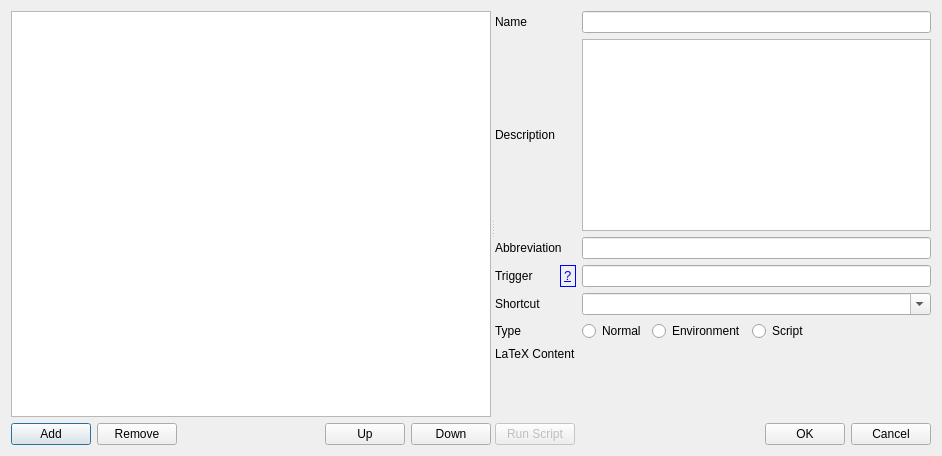
The window that src/usermenudialog.ui (texstudio-org/texstudio) describes before a commit, drawn with Qt 5.
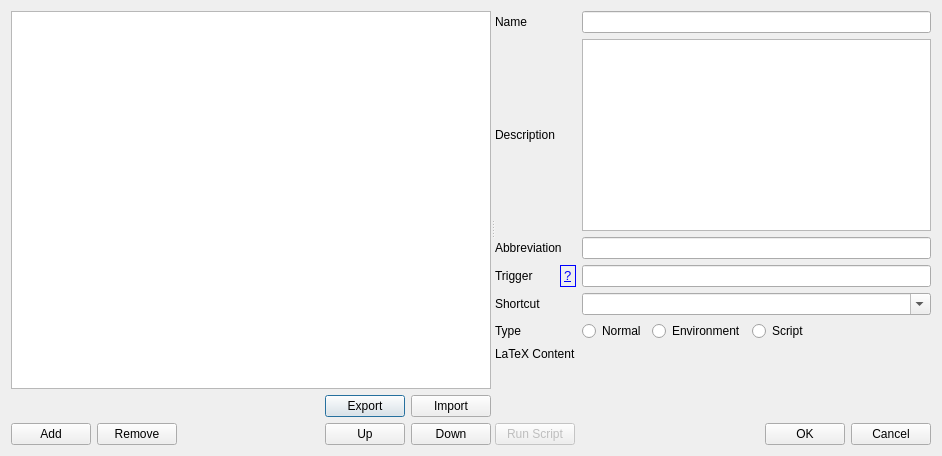
The same window after the commit. Icons and pictures are not drawn.

Commit message: import/export macros

```diff
--- a/src/usermenudialog.ui
+++ b/src/usermenudialog.ui
@@ -51,6 +51,43 @@
          </property>
         </widget>
        </item>
+       <item>
+        <layout class="QHBoxLayout" name="horizontalLayout_7">
+         <item>
+          <spacer name="horizontalSpacer_3">
+           <property name="orientation">
+            <enum>Qt::Horizontal</enum>
+           </property>
+           <property name="sizeHint" stdset="0">
+            <size>
+             <width>40</width>
+             <height>20</height>
+            </size>
+           </property>
+          </spacer>
+         </item>
+         <item>
+          <widget class="QPushButton" name="pbExport">
+           <property name="toolTip">
+            <string>Export macro to file</string>
+           </property>
+           <property name="text">
+            <string>Export</string>
+           </property>
+          </widget>
+         </item>
+         <item>
+          <widget class="QPushButton" name="pbImport">
+           <property name="toolTip">
+            <string>Import macro from file</string>
+           </property>
+           <property name="text">
+            <string>Import</string>
+           </property>
+          </widget>
+         </item>
+        </layout>
+       </item>
        <item>
         <layout class="QHBoxLayout" name="horizontalLayout">
          <item>
```
The commit also changes 2 other files.
